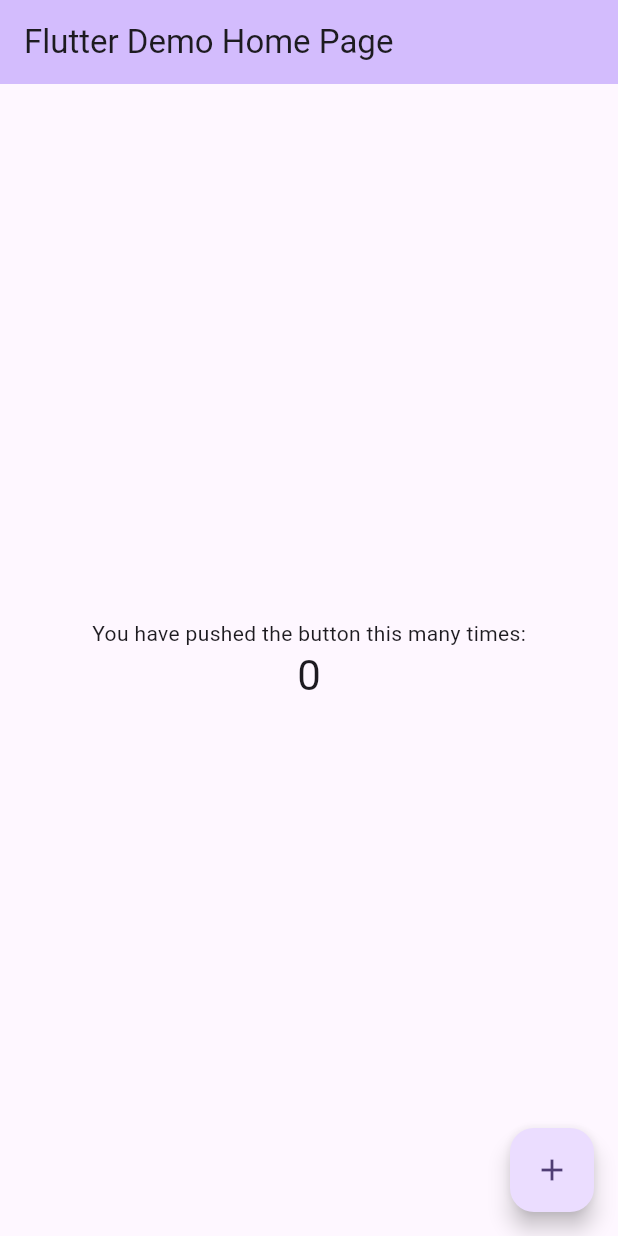
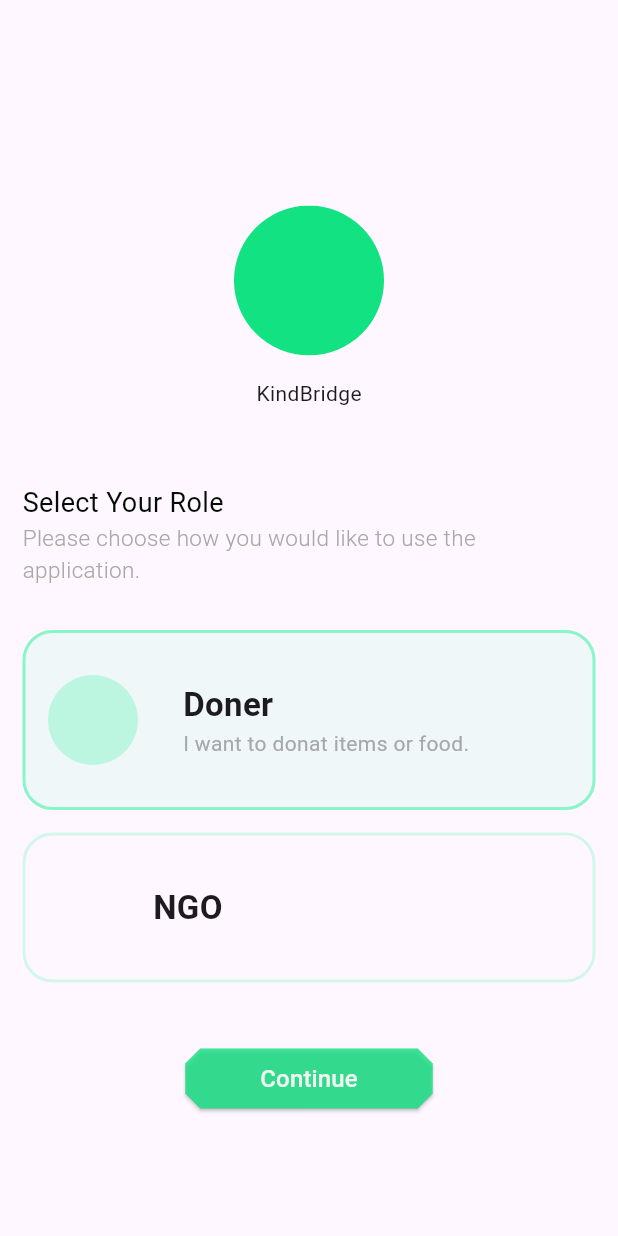
Before and after one commit to Leta-D/capstone_project, a Flutter app: the screen it shows after launch, on a phone screen of 412 x 824 dp. Run offline on Flutter 3.47's test engine with Material 3 defaults, Android fonts, the light colour scheme and no system bars.

Commit message:
created landing page

```diff
--- /dev/null
+++ b/app/lib/app_routes/app_routes.dart
@@ -0,0 +1,6 @@
+class AppRoutes {
+  static const String home = '/home';
+  static const String settings = '/settings';
+  static const String profile = '/profile';
+  static const String actorSelection = '/actorSelection';
+}
--- /dev/null
+++ b/app/lib/app_routes/routes_generator.dart
@@ -0,0 +1,18 @@
+import 'package:capstone_project/app_routes/app_routes.dart';
+import 'package:capstone_project/ui/landing_pages/actor_selection.dart';
+import 'package:flutter/material.dart';
+
+class RoutGenerator {
+  static Route<dynamic> generateRoute(RouteSettings settings) {
+    switch (settings.name) {
+      case AppRoutes.actorSelection:
+        return MaterialPageRoute(builder: (_) => ActorSelection());
+      default:
+        return MaterialPageRoute(
+          builder: (_) => Scaffold(
+            body: Center(child: Text('No route defined for ${settings.name}')),
+          ),
+        );
+    }
+  }
+}
--- /dev/null
+++ b/app/lib/constant/app_colors.dart
@@ -0,0 +1,12 @@
+import 'package:flutter/material.dart';
+
+class AppColors {
+  static Color green(double opacity) => Color.fromRGBO(18, 226, 129, opacity);
+  static Color lightGreen(double opacity) =>
+      Color.fromRGBO(112, 244, 187, opacity);
+  static Color black(double opacity) => Color.fromRGBO(4, 11, 4, opacity);
+  static Color white(double opacity) => Color.fromRGBO(240, 245, 241, opacity);
+  static Color red(double opacity) => Color.fromRGBO(184, 14, 2, opacity);
+  static Color blue(double opacity) => Color.fromRGBO(65, 156, 194, opacity);
+  static Color grey(double opacity) => Color.fromRGBO(167, 168, 167, opacity);
+}
--- a/app/lib/main.dart
+++ b/app/lib/main.dart
@@ -1,3 +1,4 @@
+import 'package:capstone_project/ui/landing_pages/actor_selection.dart';
 import 'package:flutter/material.dart';
 
 void main() {
@@ -7,116 +8,8 @@ void main() {
 class MyApp extends StatelessWidget {
   const MyApp({super.key});
 
-  // This widget is the root of your application.
   @override
   Widget build(BuildContext context) {
-    return MaterialApp(
-      title: 'Flutter Demo',
-      theme: ThemeData(
-        // This is the theme of your application.
-        //
-        // TRY THIS: Try running your application with "flutter run". You'll see
-        // the application has a purple toolbar. Then, without quitting the app,
-        // try changing the seedColor in the colorScheme below to Colors.green
-        // and then invoke "hot reload" (save your changes or press the "hot
-        // reload" button in a Flutter-supported IDE, or press "r" if you used
-        // the command line to start the app).
-        //
-        // Notice that the counter didn't reset back to zero; the application
-        // state is not lost during the reload. To reset the state, use hot
-        // restart instead.
-        //
-        // This works for code too, not just values: Most code changes can be
-        // tested with just a hot reload.
-        colorScheme: ColorScheme.fromSeed(seedColor: Colors.deepPurple),
-      ),
-      home: const MyHomePage(title: 'Flutter Demo Home Page'),
-    );
+    return MaterialApp(title: 'Flutter Demo', home: ActorSelection());
   }
 }
-
-class MyHomePage extends StatefulWidget {
-  const MyHomePage({super.key, required this.title});
-
-  // This widget is the home page of your application. It is stateful, meaning
-  // that it has a State object (defined below) that contains fields that affect
-  // how it looks.
-
-  // This class is the configuration for the state. It holds the values (in this
-  // case the title) provided by the parent (in this case the App widget) and
-  // used by the build method of the State. Fields in a Widget subclass are
-  // always marked "final".
-
-  final String title;
-
-  @override
-  State<MyHomePage> createState() => _MyHomePageState();
-}
-
-class _MyHomePageState extends State<MyHomePage> {
-  int _counter = 0;
-
-  void _incrementCounter() {
-    setState(() {
-      // This call to setState tells the Flutter framework that something has
-      // changed in this State, which causes it to rerun the build method below
-      // so that the display can reflect the updated values. If we changed
-      // _counter without calling setState(), then the build method would not be
-      // called again, and so nothing would appear to happen.
-      _counter++;
-    });
-  }
-
-  @override
-  Widget build(BuildContext context) {
-    // This method is rerun every time setState is called, for instance as done
-    // by the _incrementCounter method above.
-    //
-    // The Flutter framework has been optimized to make rerunning build methods
-    // fast, so that you can just rebuild anything that needs updating rather
-    // than having to individually change instances of widgets.
-    return Scaffold(
-      appBar: AppBar(
-        // TRY THIS: Try changing the color here to a specific color (to
-        // Colors.amber, perhaps?) and trigger a hot reload to see the AppBar
-        // change color while the other colors stay the same.
-        backgroundColor: Theme.of(context).colorScheme.inversePrimary,
-        // Here we take the value from the MyHomePage object that was created by
-        // the App.build method, and use it to set our appbar title.
-        title: Text(widget.title),
-      ),
-      body: Center(
-        // Center is a layout widget. It takes a single child and positions it
-        // in the middle of the parent.
-        child: Column(
-          // Column is also a layout widget. It takes a list of children and
-          // arranges them vertically. By default, it sizes itself to fit its
-          // children horizontally, and tries to be as tall as its parent.
-          //
-          // Column has various properties to control how it sizes itself and
-          // how it positions its children. Here we use mainAxisAlignment to
-          // center the children vertically; the main axis here is the vertical
-          // axis because Columns are vertical (the cross axis would be
-          // horizontal).
-          //
-          // TRY THIS: Invoke "debug painting" (choose the "Toggle Debug Paint"
-          // action in the IDE, or press "p" in the console), to see the
-          // wireframe for each widget.
-          mainAxisAlignment: MainAxisAlignment.center,
-          children: <Widget>[
-            const Text('You have pushed the button this many times:'),
-            Text(
-              '$_counter',
-              style: Theme.of(context).textTheme.headlineMedium,
-            ),
-          ],
-        ),
-      ),
-      floatingActionButton: FloatingActionButton(
-        onPressed: _incrementCounter,
-        tooltip: 'Increment',
-        child: const Icon(Icons.add),
-      ), // This trailing comma makes auto-formatting nicer for build methods.
-    );
-  }
-}
--- /dev/null
+++ b/app/lib/ui/landing_pages/actor_selection.dart
@@ -0,0 +1,140 @@
+import 'package:capstone_project/constant/app_colors.dart';
+import 'package:flutter/material.dart';
+
+class ActorSelection extends StatefulWidget {
+  const ActorSelection({super.key});
+  @override
+  createState() => _ActorSelectionState();
+}
+
+class _ActorSelectionState extends State<ActorSelection> {
+  int selection = 0;
+  @override
+  Widget build(BuildContext context) {
+    return Scaffold(
+      appBar: AppBar(),
+      body: Center(
+        child: Padding(
+          padding: const EdgeInsets.symmetric(horizontal: 15.0),
+          child: Column(
+            mainAxisAlignment: MainAxisAlignment.center,
+            // crossAxisAlignment: CrossAxisAlignment.start,
+            spacing: 15,
+            children: [
+              ClipOval(
+                child: Container(
+                  color: AppColors.green(1),
+                  width: 100,
+                  height: 100,
+                ),
+              ),
+              Text("KindBridge"),
+              SizedBox(height: 20),
+              Column(
+                crossAxisAlignment: CrossAxisAlignment.start,
+                children: [
+                  Text(
+                    'Select Your Role',
+                    style: TextStyle(
+                      fontSize: 18,
+                      color: AppColors.black(1),
+                      fontWeight: FontWeight.w400,
+                    ),
+                  ),
+                  Text(
+                    'Please choose how you would like to use the application.',
+                    style: TextStyle(
+                      fontSize: 15,
+                      color: AppColors.grey(1),
+                      fontWeight: FontWeight.w300,
+                    ),
+                  ),
+                ],
+              ),
+              SizedBox(),
+              for (int x = 0; x < 2; x++)
+                InkWell(
+                  splashColor: AppColors.lightGreen(0.2),
+                  onTap: () => setState(() => selection = x),
+                  child: AnimatedContainer(
+                    duration: Duration(milliseconds: 500),
+                    curve: Curves.easeOutQuad,
+                    padding: EdgeInsets.symmetric(horizontal: 15),
+                    height: (selection == x) ? 120 : 100,
+                    decoration: BoxDecoration(
+                      color: (selection == x)
+                          ? AppColors.lightGreen(0.1)
+                          : Colors.transparent,
+                      borderRadius: BorderRadius.circular(20),
+                      border: BoxBorder.all(
+                        width: 2,
+                        color: (selection == x)
+                            ? AppColors.lightGreen(0.8)
+                            : AppColors.lightGreen(0.3),
+                      ),
+                    ),
+                    child: Row(
+                      spacing: 30,
+                      children: [
+                        ClipOval(
+                          child: Container(
+                            color: (selection == x)
+                                ? AppColors.lightGreen(0.4)
+                                : Colors.transparent,
+                            width: (selection == x) ? 60 : 40,
+                            height: (selection == x) ? 60 : 40,
+                          ),
+                        ),
+                        Column(
+                          mainAxisAlignment: MainAxisAlignment.center,
+                          crossAxisAlignment: CrossAxisAlignment.start,
+                          children: [
+                            Text(
+                              ["Doner", "NGO"][x],
+                              style: TextStyle(
+                                fontSize: 22,
+                                fontWeight: FontWeight.bold,
+                              ),
+                            ),
+                            (selection == x)
+                                ? SizedBox(
+                                    width: 200,
+                                    child: Text(
+                                      [
+                                        "I want to donat items or food.",
+                                        "A registered Non-Governmental Organization.",
+                                      ][x],
+                                      style: TextStyle(
+                                        color: AppColors.grey(1),
+                                      ),
+                                    ),
+                                  )
+                                : SizedBox(),
+                          ],
+                        ),
+                      ],
+                    ),
+                  ),
+                ),
+              SizedBox(height: 10),
+              ElevatedButton(
+                onPressed: () {},
+
+                style: ElevatedButton.styleFrom(
+                  foregroundColor: AppColors.white(1),
+                  backgroundColor: AppColors.green(0.8),
+                  padding: EdgeInsets.symmetric(horizontal: 50, vertical: 1),
+                  shape: BeveledRectangleBorder(
+                    borderRadius: BorderRadius.circular(10),
+                  ),
+                ),
+
+                child: Text("Continue", style: TextStyle(fontSize: 16)),
+              ),
+            ],
+          ),
+        ),
+      ),
+    );
+  }
+}
```
